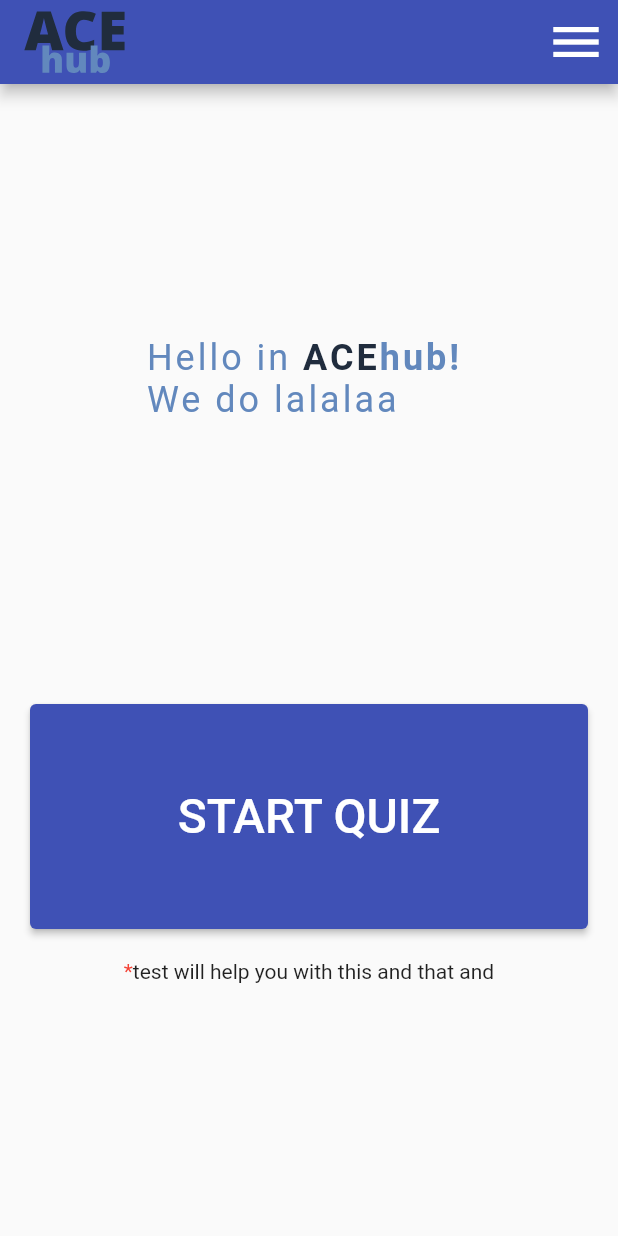
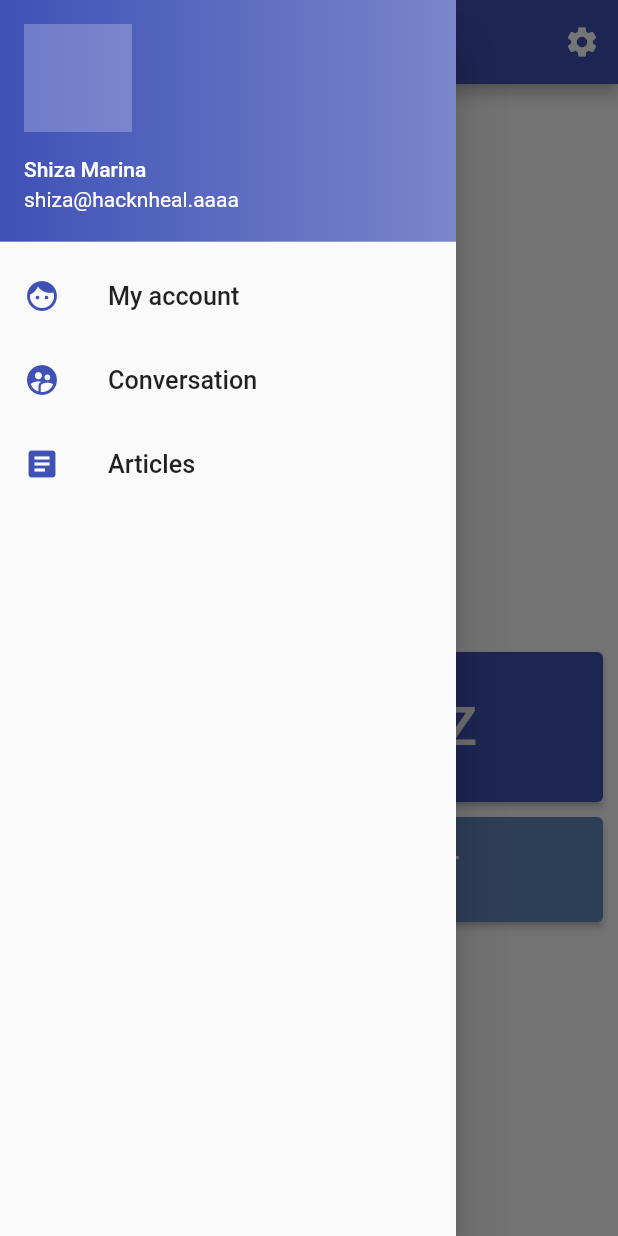
Before and after one commit to damnmicrowave/HnH, a Flutter app: the screen it shows after launch, with the side drawer open (before the commit the screen has no drawer), on a phone screen of 412 x 824 dp. Run offline on Flutter 3.47's test engine with Material 2 defaults, Android fonts, the phone set to English and light mode, and no system bars; our stand-ins replace flutter_svg.

Commit message:
created: landing page, sidebar, init routes

```diff
--- a/app/lib/main.dart
+++ b/app/lib/main.dart
@@ -1,7 +1,10 @@
 import 'package:flutter/material.dart';
 import 'package:flutter/rendering.dart';
-import 'pages/landing.dart';
-
+import 'package:hack_n_heal/pages/account.dart';
+import 'package:hack_n_heal/pages/artictes.dart';
+import 'package:hack_n_heal/pages/conversation.dart';
+import 'package:hack_n_heal/pages/landing.dart';
+import 'package:hack_n_heal/pages/settings.dart';
 
 void main() {
   debugPaintSizeEnabled = false;
@@ -22,6 +25,10 @@ class MyApp extends StatelessWidget {
       initialRoute: '/',
       routes: {
         '/': (context) => const MyHomePage(),
+        '/account': (context) => const Account(),
+        '/conversation': (context) => const Conversation(),
+        '/settings': (context) => const Settings(),
+        '/articles': (context) => const Articles(),
       },
     );
   }
--- /dev/null
+++ b/app/lib/pages/account.dart
@@ -0,0 +1,23 @@
+import 'package:flutter/material.dart';
+
+class Account extends StatefulWidget {
+  const Account({Key? key}) : super(key: key);
+
+  @override
+  State<Account> createState() => _AccountState();
+}
+
+class _AccountState extends State<Account> {
+  @override
+  Widget build(BuildContext context) {
+    return Scaffold(
+      appBar: AppBar(
+        title: Text('My account'),
+      ),
+      body: Container(
+        child: Text('a'),
+      ),
+    );
+
+  }
+}
--- /dev/null
+++ b/app/lib/pages/artictes.dart
@@ -0,0 +1,22 @@
+import 'package:flutter/material.dart';
+
+class Articles extends StatefulWidget {
+  const Articles({Key? key}) : super(key: key);
+
+  @override
+  State<Articles> createState() => _ArticlesState();
+}
+
+class _ArticlesState extends State<Articles> {
+  @override
+  Widget build(BuildContext context) {
+    return Scaffold(
+      appBar: AppBar(
+        title: Text('Articles'),
+      ),
+      body: Container(
+        child: Text('a'),
+      ),
+    );
+  }
+}
--- /dev/null
+++ b/app/lib/pages/conversation.dart
@@ -0,0 +1,22 @@
+import 'package:flutter/material.dart';
+
+class Conversation extends StatefulWidget {
+  const Conversation({Key? key}) : super(key: key);
+
+  @override
+  State<Conversation> createState() => _ConversationState();
+}
+
+class _ConversationState extends State<Conversation> {
+  @override
+  Widget build(BuildContext context) {
+      return Scaffold(
+        appBar: AppBar(
+          title: Text('Conversation'),
+        ),
+        body: Container(
+          child: Text('a'),
+        ),
+      );
+    }
+  }
--- a/app/lib/pages/landing.dart
+++ b/app/lib/pages/landing.dart
@@ -1,8 +1,10 @@
 import 'package:flutter/material.dart';
 import 'package:flutter_svg/flutter_svg.dart';
+import 'package:hack_n_heal/uikit/button.dart';
 
 class MyHomePage extends StatefulWidget {
   const MyHomePage({Key? key}) : super(key: key);
+
   @override
   State<MyHomePage> createState() => _MyHomePageState();
 }
@@ -13,20 +15,35 @@ class _MyHomePageState extends State<MyHomePage> {
     return Scaffold(
       appBar: AppBar(
         title: SvgPicture.asset(
-          './assets/images/logo.svg',
+          './assets/files/logo.svg',
         ),
         actions: [
           IconButton(
-            icon: const Icon(Icons.menu),
-            iconSize: 40,
-            onPressed: () {},
+            icon: const Icon(Icons.settings),
+            onPressed: () {
+              Navigator.pushNamed(context, '/settings');
+            },
           )
         ],
+      ),
+      drawer: Drawer(
+        // Левая боковая панель
+        child: ListView(
+          children: <Widget>[
+            _drawBarHeader(),
+            _drawBarItem(Icons.face, "My account", '/account'),
+            _drawBarItem(
+                Icons.supervised_user_circle, "Conversation", '/conversation'),
+            _drawBarItem(Icons.article, "Articles", '/article'),
+          ],
+        ),
       ),
       body: Column(
         mainAxisAlignment: MainAxisAlignment.spaceEvenly,
         children: <Widget>[
-          const Text.rich(
+          const Padding(
+            padding: EdgeInsets.all(10.0),
+            child: Text.rich(
               TextSpan(
                   text: 'Hello in ',
                   style: TextStyle(
@@ -35,36 +52,28 @@ class _MyHomePageState extends State<MyHomePage> {
                     TextSpan(
                         text: 'ACE',
                         style: TextStyle(
-                        fontWeight: FontWeight.bold,
+                          fontWeight: FontWeight.w900,
                           color: Color(0xFF202C3D),
                         )),
                     TextSpan(
-                      text: 'hub! \n',
-                      style: TextStyle(fontWeight: FontWeight.bold)),
-                  TextSpan(text: 'We do lalalaa'),
+                        text: 'hub! ',
+                        style: TextStyle(fontWeight: FontWeight.w900)),
+                    TextSpan(text: 'We do lalalaaxxxxxxxxxxx'),
                   ]),
+            ),
           ),
           Column(
             children: [
-              Container(
-                height: 150,
-                margin: const EdgeInsets.all(20),
-                width: double.infinity,
-                child: ElevatedButton(
-                    onPressed: () {},
-                    child: const Text('START QUIZ',
-                        style: TextStyle(fontSize: 32))),
+              const AppButton().bigButton('START QUIZ'),
+              const AppButton().middleButton('LEAVE A REQUEST'),
+              TextButton(
+                onPressed: () {
+                  //Navigator.pushNamed(context, )
+                },
+                child: const Text(
+                  'Learn more',
+                  style: TextStyle(fontSize: 18),
                 ),
-              Row(
-                mainAxisAlignment: MainAxisAlignment.center,
-                children: const [
-                  Text('*', style: TextStyle(color: Colors.red)),
-                  Text(
-                    'test will help you with this and that and',
-                    overflow: TextOverflow.visible,
-                    softWrap: true,
-                  ),
-                ],
               ),
             ],
           ),
@@ -72,4 +81,34 @@ class _MyHomePageState extends State<MyHomePage> {
       ),
     );
   }
+
+  Widget _drawBarItem(icon, name, url) => ListTile(
+        leading: Icon(icon, color: Colors.indigo),
+        title: Text(
+          name,
+          textScaleFactor: 1.2,
+        ),
+        onTap: () {
+          Navigator.of(context).pop(); // Скрыть боковую панель
+          Navigator.pushNamed(context, url);
+        },
+      );
+
+  Widget _drawBarHeader() => DrawerHeader(
+        child: UserAccountsDrawerHeader(
+          currentAccountPicture: Container(
+              decoration: const BoxDecoration(
+            shape: BoxShape.rectangle,
+            color: Color(0x40F5F5FF),
+          )),
+          margin: EdgeInsets.zero,
+          decoration: BoxDecoration(
+            gradient:
+                LinearGradient(colors: [Colors.indigo, Colors.indigo[300]!]),
+          ),
+          accountName: const Text('Shiza Marina'),
+          accountEmail: const Text("shiza@hacknheal.aaaa"),
+        ),
+        padding: EdgeInsets.zero,
+      );
 }
--- a/app/pubspec.yaml
+++ b/app/pubspec.yaml
@@ -61,7 +61,7 @@ flutter:
 
   # To add assets to your application, add an assets section, like this:
   assets:
-     - assets/images/
+     - assets/files/
 
   # An image asset can refer to one or more resolution-specific "variants", see
   # https://flutter.dev/assets-and-images/#resolution-aware.
```
Also changed, not shown: app/lib/pages/settings.dart (added, +20 -0 lines), app/lib/uikit/button.dart (added, +38 -0 lines), app/lib/uikit/modals.dart (added, +27 -0 lines), app/lib/uikit/text.dart (+8 -25 lines), app/assets/files/logo.svg (renamed from app/assets/images/logo.svg), app/assets/files/person.svg (added), 5 other files. Lines whose indentation alone changed are shown as unchanged.
